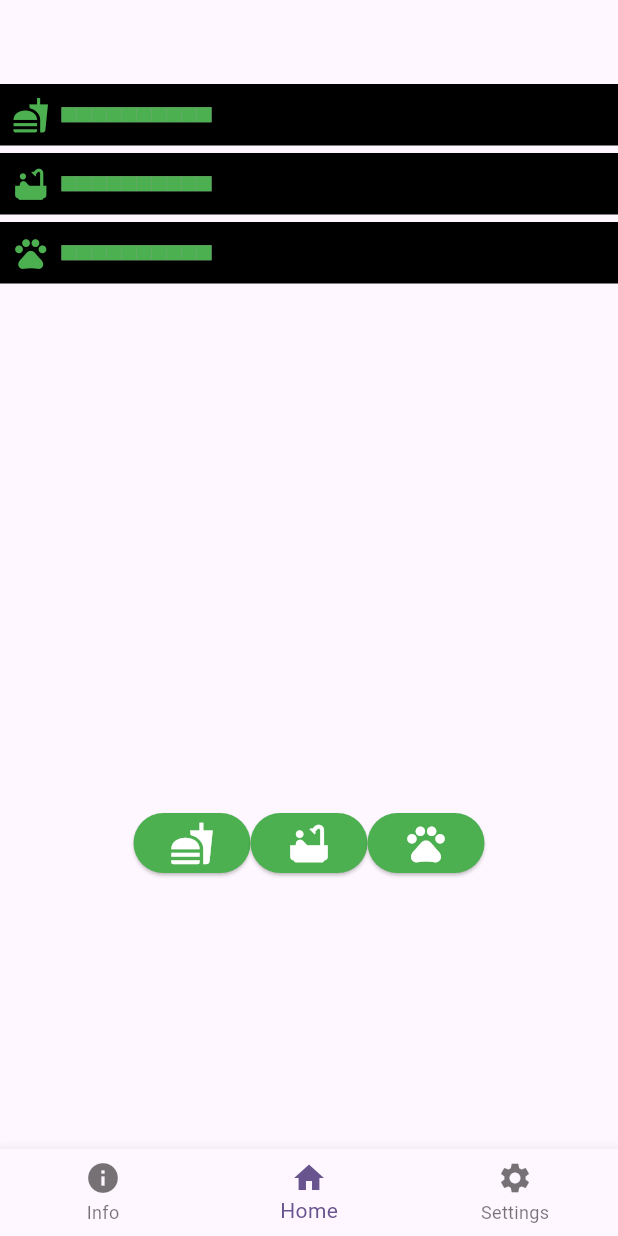
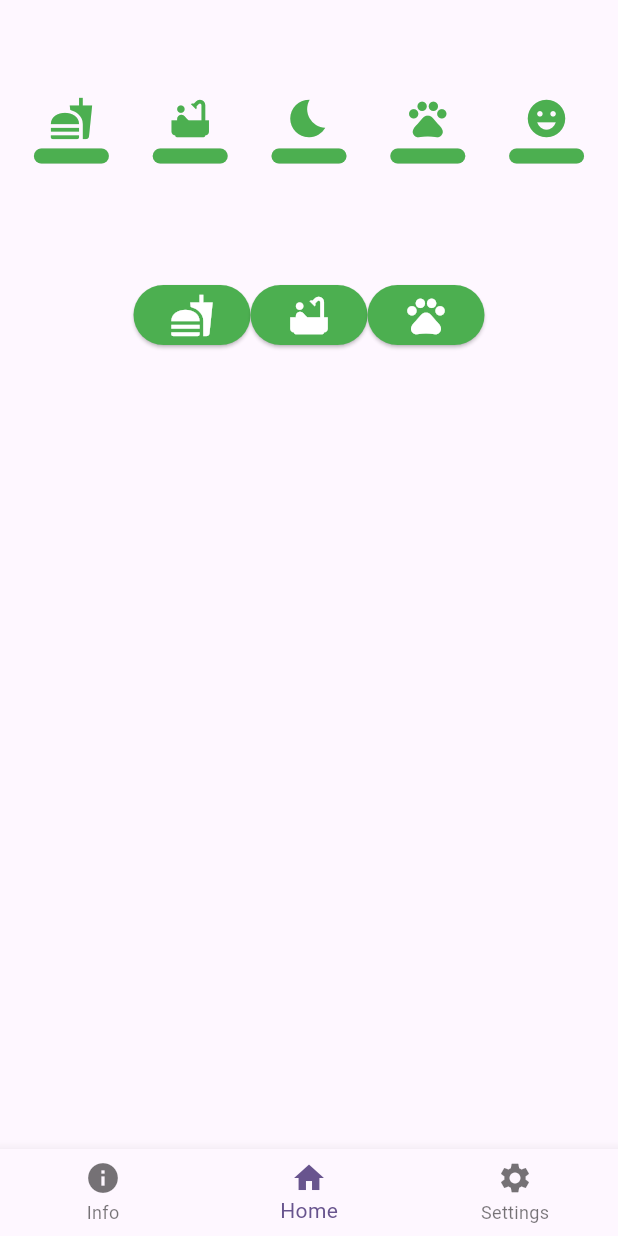
Before and after one commit to Jusss10/PetGame, a Flutter app: the screen it shows after launch, item 2 of the bottom bar chosen, on a phone screen of 412 x 824 dp. Run offline on Flutter 3.47's test engine with Material 3 defaults, Android fonts, the phone set to English and light mode, and no system bars; our stand-ins replace audioplayers, shared_preferences.

Commit message:
fixed the ugly bars under my needs

```diff
--- a/lib/screens/pet_screen.dart
+++ b/lib/screens/pet_screen.dart
@@ -75,34 +75,55 @@ class _PetScreenState extends State<PetScreen> {
   @override
   Widget build(BuildContext context) {
     return Scaffold(
-      appBar: AppBar(
-
-      ),
-      body: Column( //now it vertically
+      appBar: AppBar(),
+      body: Column(
         children: [
-          CustomContainer(
+          // Needs Row (Displays the needs horizontally at the top)
+          Padding(
+            padding: const EdgeInsets.all(8.0),
+            child: Row(
+              mainAxisAlignment: MainAxisAlignment.spaceEvenly,
+              children: [
+                Expanded(
+                  child: CustomContainer(
                     icon: Icons.fastfood,
                     needStream: needModel.hungerStream,
                   ),
-          const SizedBox(height: 5),
-          CustomContainer(
+                ),
+                Expanded(
+                  child: CustomContainer(
                     icon: Icons.bathtub,
                     needStream: needModel.dirtyStream,
                   ),
-          const SizedBox(height: 5),
-          CustomContainer(
+                ),
+                Expanded(
+                  child: CustomContainer(
+                    icon: Icons.bedtime,
+                    needStream: needModel.attentionStream,
+                  ),
+                ),
+                Expanded(
+                  child: CustomContainer(
                     icon: Icons.pets,
                     needStream: needModel.attentionStream,
                   ),
-          const SizedBox(height: 100),
+                ),
+                Expanded(
+                  child: CustomContainer(
+                    icon: Icons.emoji_emotions,
+                    needStream: needModel.attentionStream,
+                  ),
+                ),
+              ],
+            ),
+          ),
+          const SizedBox(height: 20),
 
-          Center(
-            child: Column(
-              mainAxisAlignment: MainAxisAlignment.center,
-              children: <Widget>[
-                const SizedBox(height: 200),
+          // Pet status text
           Text(petStatus, style: const TextStyle(fontSize: 20)),
           const SizedBox(height: 20),
+
+          // Buttons Row
           Row(
             mainAxisAlignment: MainAxisAlignment.center,
             children: [
@@ -113,9 +134,6 @@ class _PetScreenState extends State<PetScreen> {
           ),
         ],
       ),
-          ),
-        ],
-      ),
     );
   }
 }
--- a/lib/widgets/custom_container.dart
+++ b/lib/widgets/custom_container.dart
@@ -17,29 +17,49 @@ class CustomContainer extends StatelessWidget {
 
         int needLevel = snapshot.data ?? 10;
 
-        return Container(
-          padding: const EdgeInsets.all(8),
-          color: Colors.black,
-          child: Row(
+        return Column(
           children: [
-              Icon(icon, color: Colors.green, size: 25),
-              const SizedBox(width: 8),
+            Icon(icon, color: Colors.green, size: 30),
+            const SizedBox(height: 5),
             Container(
-                width: 100,
+              width: 50, // Adjust width to fit within the layout
               height: 10,
-                color: Colors.grey,
-                child: Row(
-                  children: List.generate(needLevel, (index) =>
+              decoration: BoxDecoration(
+                color: Colors.grey[300],
+                borderRadius: BorderRadius.circular(5),
+              ),
+              child: Container(
+                width: 50,
+                height: 10,
+                decoration: BoxDecoration(
+                  color: Colors.grey[300], // empty bar
+                  borderRadius: BorderRadius.circular(5),
+                ),
+                child: Stack(
+                  children: [
                     Container(
-                      width: 10,
+                      width: 50,
                       height: 10,
-                      color: Colors.green,
+                      decoration: BoxDecoration(
+                        color: Colors.grey[300],
+                        borderRadius: BorderRadius.circular(5),
                       ),
+                    ),
+                    FractionallySizedBox(
+                      widthFactor: needLevel / 10,
+                      child: Container(
+                        height: 10,
+                        decoration: BoxDecoration(
+                          color: Colors.green, // Color for filled part
+                          borderRadius: BorderRadius.circular(5),
                         ),
                       ),
                     ),
                   ],
                 ),
+              )
+            ),
+          ],
         );
       },
     );
```
Lines whose indentation alone changed are shown as unchanged.
